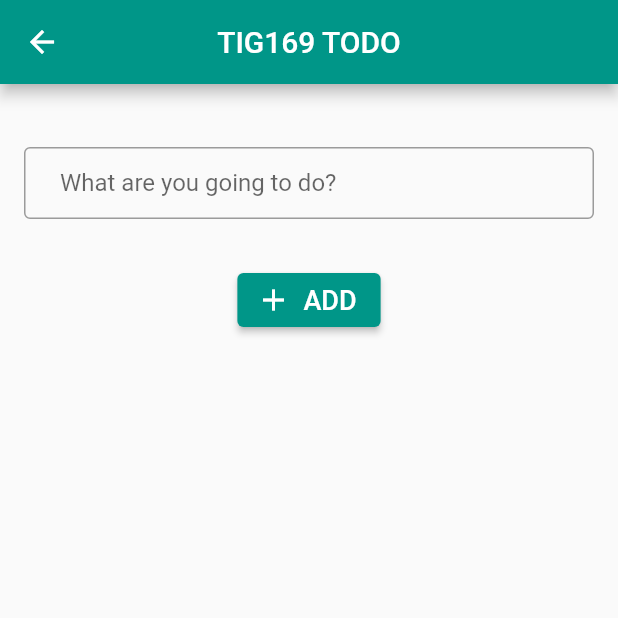
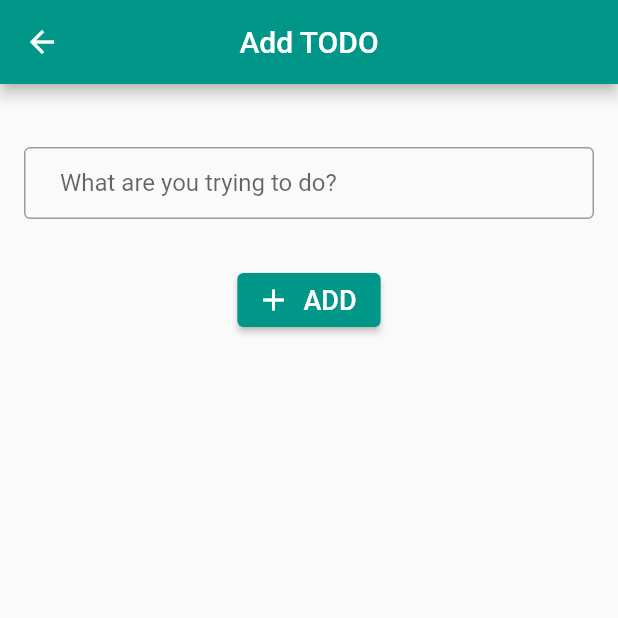
Before and after one commit to gu-tig169-ht21/gusrundbam, a Flutter app: the screen it shows after launch, after a tap on the "add" icon, on a phone screen of 412 x 824 dp, the top half of it. Run offline on Flutter 3.47's test engine with Material 2 defaults, Android fonts, the phone set to English and light mode, and no system bars.

```diff
--- /dev/null
+++ b/lib/add_todo.dart
@@ -0,0 +1,83 @@
+import 'package:flutter/material.dart';
+import 'main.dart';
+
+class AddTodo extends StatefulWidget {
+  const AddTodo({Key? key}) : super(key: key);
+
+  @override
+  State<AddTodo> createState() => _AddTodoState();
+}
+
+class _AddTodoState extends State<AddTodo> {
+  final TextEditingController _textController = TextEditingController();
+  bool noInput = true;
+
+  void submit() {
+    Todo todo = Todo(text: _textController.text);
+    Navigator.pop(context, todo);
+  }
+
+  @override
+  Widget build(BuildContext context) {
+    return Scaffold(
+        backgroundColor: Colors.teal[80],
+        appBar: AppBar(
+          title: const Text('Add TODO'),
+          centerTitle: true,
+        ),
+        body: Center(
+            child: Column(
+          children: [
+            Container(height: 18),
+            _todoInputField(),
+            Container(height: 30),
+            _addButton(),
+          ],
+        )));
+  }
+
+  Widget _todoInputField() {
+    return Stack(children: [
+      Container(
+          margin: const EdgeInsets.only(left: 16, right: 16, top: 24),
+          child: TextField(
+              onChanged: (_textController) {
+                if (_textController.isEmpty) {
+                  setState(() {
+                    noInput = true;
+                  });
+                } else {
+                  setState(() {
+                    noInput = false;
+                  });
+                }
+              },
+              controller: _textController,
+              decoration: const InputDecoration(
+                  // label: Text(
+                  //   'Add Todo',
+                  //   style: TextStyle(fontWeight: FontWeight.w500),
+                  // ),
+                  border: OutlineInputBorder(),
+                  hintText: 'What are you trying to do?',
+                  contentPadding: EdgeInsets.only(
+                    left: 24,
+                    right: 24,
+                  ))))
+    ]);
+  }
+
+  Widget _addButton() {
+    return ElevatedButton.icon(
+        icon: const Icon(Icons.add),
+        label: const Text(
+          'ADD',
+          style: TextStyle(fontSize: 18),
+        ),
+        onPressed: () {
+          if (_textController.text.isNotEmpty) {
+            submit();
+          } else {}
+        });
+  }
+}
--- /dev/null
+++ b/lib/homepage.dart
@@ -0,0 +1,48 @@
+import 'package:flutter/material.dart';
+import 'package:provider/provider.dart';
+import 'todo_list.dart';
+
+class HomePage extends StatelessWidget {
+  const HomePage({Key? key}) : super(key: key);
+  @override
+  Widget build(BuildContext context) {
+    return Scaffold(
+      appBar: AppBar(
+        title: const Text('TODO List'),
+        centerTitle: true,
+        actions: [_filterButton(context)],
+      ),
+      body: Consumer<MyState>(builder: (context, state, child) {
+        return TodoList(list: state.filterList(state.todoList, state.filterBy));
+      }),
+      floatingActionButton: _floatingActionButton(context),
+    );
+  }
+
+  Widget _filterButton(context) {
+    var state = Provider.of<MyState>(context, listen: false);
+    return PopupMenuButton(
+        onSelected: (int value) {
+          state.setFilterby(value);
+        },
+        itemBuilder: (context) => [
+              const PopupMenuItem(child: Text('All'), value: 1),
+              const PopupMenuItem(child: Text('Done'), value: 2),
+              const PopupMenuItem(child: Text('Undone'), value: 3)
+            ]); // kan man ändra bakgrundsfärg när den är vald?
+  }
+
+  Widget _floatingActionButton(context) {
+    return FloatingActionButton(
+      onPressed: () async {
+        dynamic todo = await Navigator.pushNamed(context, '/add_todo');
+        if (todo != null) {
+          Provider.of<MyState>(context, listen: false).addTodo(todo);
+        }
+      },
+      child: const Icon(
+        Icons.add,
+      ),
+    );
+  }
+}
--- a/lib/main.dart
+++ b/lib/main.dart
@@ -1,132 +1,31 @@
 import 'package:flutter/material.dart';
+import 'package:provider/provider.dart';
+import 'add_todo.dart';
+import 'homepage.dart';
+import 'todo_list.dart';
+
 void main() {
-  runApp(const MyApp());
+  var state = MyState();
+  runApp(ChangeNotifierProvider(
+      create: (context) => state,
+      child: MaterialApp(
+        initialRoute: '/',
+        routes: {
+          '/': (context) => const HomePage(),
+          '/add_todo': (context) => const AddTodo(),
+        },
+        title: 'Todo app',
+        theme: ThemeData(primarySwatch: Colors.teal),
+      )));
 }
-class MyApp extends StatelessWidget {
-  const MyApp({Key? key}) : super(key: key);
-  @override
-  Widget build(BuildContext context) {
-    return MaterialApp(
-        title: 'Todo app',
-        theme: ThemeData(
-          primarySwatch: Colors.teal,
-        ),
-        home: const HomePage());
+
+class Todo {
+  String text;
+  bool isDone;
+
+  Todo({required this.text, this.isDone = false});
+
+  void toggleCheckbox(todo) {
+    isDone = !isDone;
   }
 }
-class HomePage extends StatelessWidget {
-  const HomePage({Key? key}) : super(key: key);
-  @override
-  Widget build(BuildContext context) {
-    return Scaffold(
-      appBar: AppBar(
-          centerTitle: true,
-          title: const Text('TIG169 TODO'),
-          actions: const [
-            IconButton(
-              icon: Icon(Icons.more_vert),
-              tooltip: 'Dots',
-              onPressed: null,
-            ),
-          ]),
-      body: _list(),
-      floatingActionButton: FloatingActionButton(
-        onPressed: () {
-          Navigator.push(context,
-              MaterialPageRoute(builder: (context) => const AddTodo()));
-        },
-        tooltip: 'Add',
-        child: const Icon(Icons.add),
-      ),
-    );
-  }
-  Widget _list() {
-     return ListView(children: <Widget>[
-       Container(height: 24),
-       _item(false, 'Write a book'),
-       const Divider(),
-       _item(true, 'Do homework'),
-       const Divider(),
-       _item(false, 'Tidy room'),
-       const Divider(),
-       _item(false, 'Watch TV'),
-       const Divider(),
-       _item(false, 'Nap'),
-       const Divider(),
-       _item(false, 'Shop groceries'),
-       const Divider(),
-       _item(false, 'Have fun'),
-       const Divider(),
-       _item(false, 'Meditate'),
-     ]);
-   }
-  Widget _item(bool isChecked, text) {
-    return ListTile(
-      leading: Checkbox(
-        value: isChecked,
-        onChanged: (bool? value) {},
-      ),
-      title: Text(text, style: _getTextStyle(isChecked)),
-      trailing: const Icon(Icons.cancel_outlined),
-    );
-  }
-  TextStyle _getTextStyle(isChecked) {
-    if (!isChecked) {
-      return const TextStyle();
-    } else {
-      return const TextStyle(
-        color: Colors.black54,
-        decoration: TextDecoration.lineThrough,
-      );
-    }
-  }
-}
-class AddTodo extends StatelessWidget {
-  const AddTodo({Key? key}) : super(key: key);
-  @override
-  Widget build(BuildContext context) {
-    return Scaffold(
-        appBar: AppBar(
-          centerTitle: true,
-          title: const Text('TIG169 TODO'),
-        ),
-        body: Center(
-            child: Column(children: [
-          Container(height: 18),
-          _todoInputField(),
-          Container(height: 30),
-          _addBox(),
-        ])));
-  }
-  Widget _todoInputField() {
-    return Stack(
-      children: [
-        Container(
-          margin: const EdgeInsets.only(left: 16, right: 16, top: 24),
-          child: const TextField(
-            decoration: InputDecoration(
-              border: OutlineInputBorder(),
-              hintText: 'What are you going to do?',
-              contentPadding: EdgeInsets.only(
-                left: 24,
-                right: 24,
-              ),
-            ),
-          ),
-        ),
-      ],
-    );
-  }
-  Widget _addBox() {
-    return Row(
-      mainAxisAlignment: MainAxisAlignment.center,
-      children: [
-        ElevatedButton.icon(
-            icon: const Icon(Icons.add),
-            onPressed: () {},
-            label: const Text('ADD',
-                style: TextStyle(decorationThickness: 5, fontSize: 18)))
-      ],
-     );
-   }
- }
--- a/pubspec.yaml
+++ b/pubspec.yaml
@@ -34,6 +34,7 @@ dependencies:
   # The following adds the Cupertino Icons font to your application.
   # Use with the CupertinoIcons class for iOS style icons.
   cupertino_icons: ^1.0.2
+  provider: ^6.0.1
 
 dev_dependencies:
   flutter_test:
```
Also changed, not shown: lib/todo_list.dart (added, +88 -0 lines), pubspec.lock.
